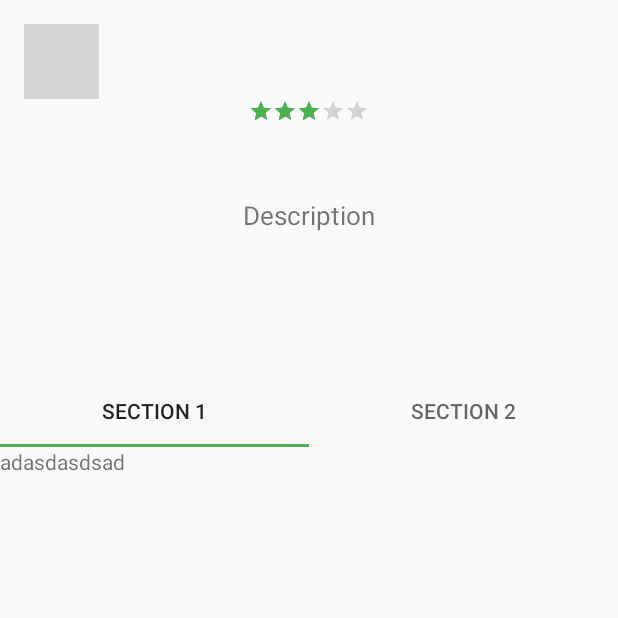
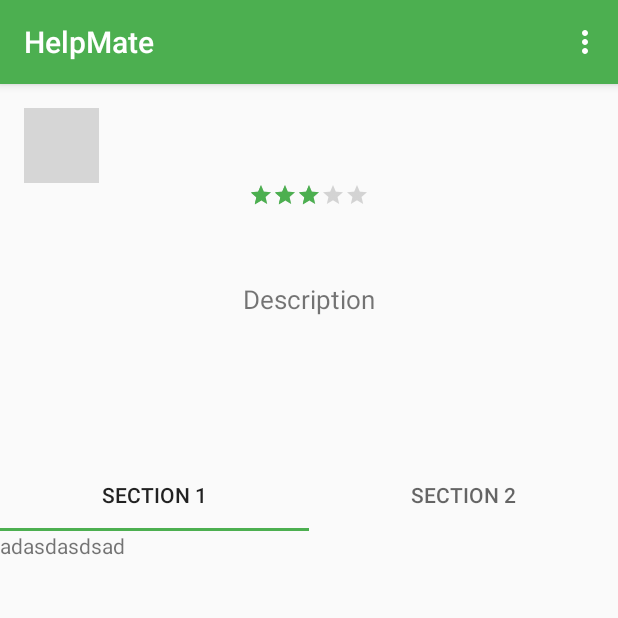
Before and after one commit to swaciox/HelpMate2, an Android app: the SingleUserTest screen opened directly, with no data from a screen before it, on a phone screen of 412 x 824 dp, the top half of it. Run offline under Robolectric (Android 15) with nearby library versions, the phone set to English and light mode, and no system bars; our stand-ins replace Picasso; pictures from the network do not load; 4 statements that could not run were skipped; grey boxes are pictures that could not be loaded.

Commit message:
SingleUserTestFragent

```diff
--- a/app/src/main/AndroidManifest.xml
+++ b/app/src/main/AndroidManifest.xml
@@ -32,8 +32,8 @@
         <activity android:name=".SingleUser" />
         <activity
             android:name=".SingleUserTest"
-            android:label="@string/title_activity_single_user_test"
-            android:theme="@style/AppTheme.NoActionBar"></activity>
+            android:label="@string/app_name"
+            ></activity>
     </application>
 
 </manifest>
--- a/app/src/main/res/layout/activity_single_user_test.xml
+++ b/app/src/main/res/layout/activity_single_user_test.xml
@@ -7,6 +7,7 @@
     android:layout_height="match_parent"
     android:fitsSystemWindows="true"
     tools:context="com.example.verunex.helpmate.SingleUserTest">
+
 
     <RelativeLayout xmlns:android="http://schemas.android.com/apk/res/android"
         xmlns:tools="http://schemas.android.com/tools"
@@ -80,8 +81,7 @@
     </RelativeLayout>
 
     <RelativeLayout android:layout_width="match_parent"
-        android:layout_height="match_parent"
-        xmlns:android="http://schemas.android.com/apk/res/android">
+        android:layout_height="match_parent">
 
         <android.support.design.widget.TabLayout
             android:layout_marginTop="250dp"
```
